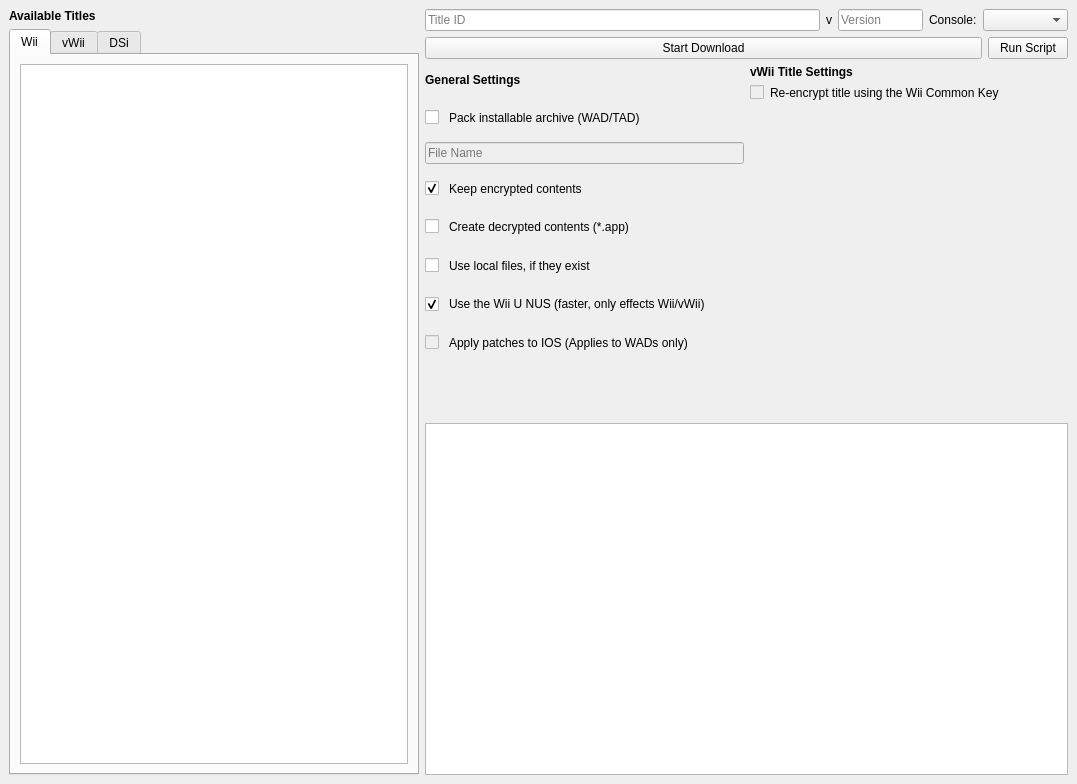
This is qt/ui/MainMenu.ui in NinjaCheetah/NUSGet as Qt 5 draws it before an edit. The edited form follows.
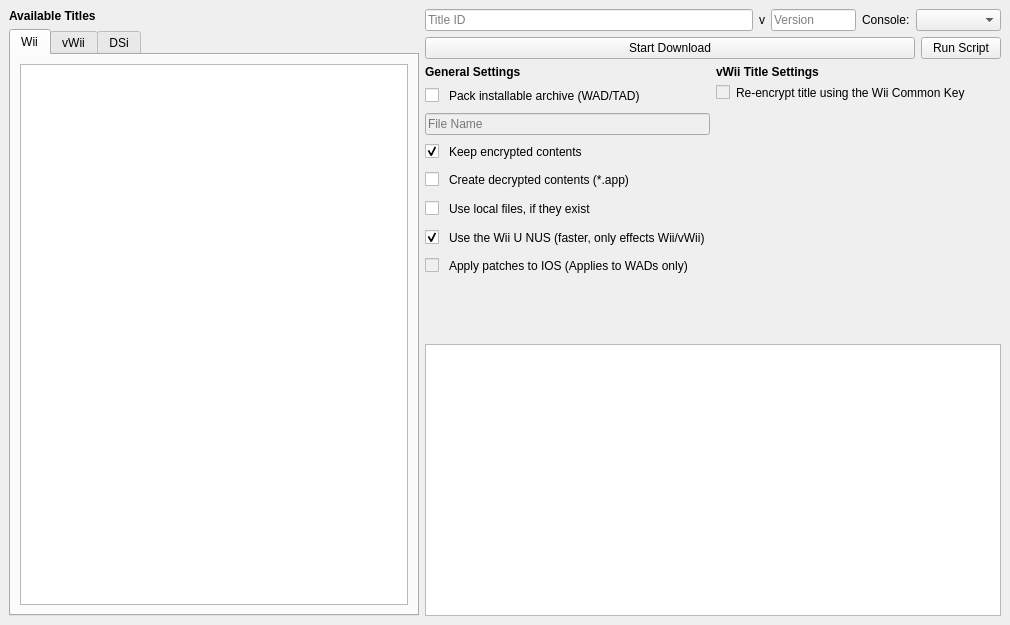
This is the edited form.

The edit to the form file:
```diff
--- a/qt/ui/MainMenu.ui
+++ b/qt/ui/MainMenu.ui
@@ -6,21 +6,30 @@
    <rect>
     <x>0</x>
     <y>0</y>
-    <width>1077</width>
-    <height>784</height>
+    <width>1010</width>
+    <height>625</height>
    </rect>
   </property>
-  <property name="sizePolicy">
-   <sizepolicy hsizetype="Fixed" vsizetype="Fixed">
-    <horstretch>0</horstretch>
-    <verstretch>0</verstretch>
-   </sizepolicy>
+  <property name="minimumSize">
+   <size>
+    <width>1010</width>
+    <height>625</height>
+   </size>
+  </property>
+  <property name="maximumSize">
+   <size>
+    <width>1010</width>
+    <height>625</height>
+   </size>
   </property>
   <property name="windowTitle">
    <string>MainWindow</string>
   </property>
   <widget class="QWidget" name="centralwidget">
    <layout class="QHBoxLayout" name="horizontalLayout_3">
+    <property name="sizeConstraint">
+     <enum>QLayout::SizeConstraint::SetDefaultConstraint</enum>
+    </property>
     <item>
      <layout class="QVBoxLayout" name="vertical_layout_trees">
       <item>
@@ -246,13 +255,16 @@
       </item>
       <item>
        <layout class="QHBoxLayout" name="horizontalLayout_5">
+        <property name="sizeConstraint">
+         <enum>QLayout::SizeConstraint::SetMinimumSize</enum>
+        </property>
         <item>
          <layout class="QVBoxLayout" name="verticalLayout_7">
           <property name="spacing">
-           <number>10</number>
+           <number>5</number>
           </property>
           <property name="sizeConstraint">
-           <enum>QLayout::SizeConstraint::SetNoConstraint</enum>
+           <enum>QLayout::SizeConstraint::SetMinimumSize</enum>
           </property>
           <item>
            <widget class="QLabel" name="label_3">
@@ -268,6 +280,9 @@
           </item>
           <item>
            <layout class="QHBoxLayout" name="pack_archive_row">
+            <property name="spacing">
+             <number>10</number>
+            </property>
             <item>
              <widget class="QCheckBox" name="pack_archive_chkbox">
               <property name="sizePolicy">
@@ -283,6 +298,12 @@
             </item>
             <item>
              <widget class="QLabel" name="label_7">
+              <property name="sizePolicy">
+               <sizepolicy hsizetype="Preferred" vsizetype="MinimumExpanding">
+                <horstretch>0</horstretch>
+                <verstretch>0</verstretch>
+               </sizepolicy>
+              </property>
               <property name="text">
                <string>Pack installable archive (WAD/TAD)</string>
               </property>
@@ -305,6 +326,9 @@
           </item>
           <item>
            <layout class="QHBoxLayout" name="keep_enc_row">
+            <property name="spacing">
+             <number>10</number>
+            </property>
             <item>
              <widget class="QCheckBox" name="keep_enc_chkbox">
               <property name="sizePolicy">
@@ -323,6 +347,12 @@
             </item>
             <item>
              <widget class="QLabel" name="label_6">
+              <property name="sizePolicy">
+               <sizepolicy hsizetype="Preferred" vsizetype="MinimumExpanding">
+                <horstretch>0</horstretch>
+                <verstretch>0</verstretch>
+               </sizepolicy>
+              </property>
               <property name="text">
                <string>Keep encrypted contents</string>
               </property>
@@ -335,6 +365,9 @@
           </item>
           <item>
            <layout class="QHBoxLayout" name="create_dec_row">
+            <property name="spacing">
+             <number>10</number>
+            </property>
             <item>
              <widget class="QCheckBox" name="create_dec_chkbox">
               <property name="sizePolicy">
@@ -350,6 +383,12 @@
             </item>
             <item>
              <widget class="QLabel" name="create_dec_chkbox_lbl">
+              <property name="sizePolicy">
+               <sizepolicy hsizetype="Preferred" vsizetype="MinimumExpanding">
+                <horstretch>0</horstretch>
+                <verstretch>0</verstretch>
+               </sizepolicy>
+              </property>
               <property name="text">
                <string>Create decrypted contents (*.app)</string>
               </property>
@@ -362,6 +401,9 @@
           </item>
           <item>
            <layout class="QHBoxLayout" name="use_local_row">
+            <property name="spacing">
+             <number>10</number>
+            </property>
             <item>
              <widget class="QCheckBox" name="use_local_chkbox">
               <property name="enabled">
@@ -380,6 +422,12 @@
             </item>
             <item>
              <widget class="QLabel" name="use_local_chkbox_lbl">
+              <property name="sizePolicy">
+               <sizepolicy hsizetype="Preferred" vsizetype="MinimumExpanding">
+                <horstretch>0</horstretch>
+                <verstretch>0</verstretch>
+               </sizepolicy>
+              </property>
               <property name="text">
                <string>Use local files, if they exist</string>
               </property>
@@ -392,10 +440,16 @@
           </item>
           <item>
            <layout class="QHBoxLayout" name="use_wiiu_nus_row">
+            <property name="spacing">
+             <number>10</number>
+            </property>
+            <property name="sizeConstraint">
+             <enum>QLayout::SizeConstraint::SetDefaultConstraint</enum>
+            </property>
             <item>
              <widget class="QCheckBox" name="use_wiiu_nus_chkbox">
               <property name="sizePolicy">
-               <sizepolicy hsizetype="Maximum" vsizetype="Preferred">
+               <sizepolicy hsizetype="Maximum" vsizetype="Expanding">
                 <horstretch>0</horstretch>
                 <verstretch>0</verstretch>
                </sizepolicy>
@@ -413,6 +467,12 @@
             </item>
             <item>
              <widget class="QLabel" name="use_wiiu_nus_chkbox_lbl">
+              <property name="sizePolicy">
+               <sizepolicy hsizetype="Preferred" vsizetype="MinimumExpanding">
+                <horstretch>0</horstretch>
+                <verstretch>0</verstretch>
+               </sizepolicy>
+              </property>
               <property name="text">
                <string>Use the Wii U NUS (faster, only effects Wii/vWii)</string>
               </property>
@@ -425,6 +485,9 @@
           </item>
           <item>
            <layout class="QHBoxLayout" name="patch_ios_row">
+            <property name="spacing">
+             <number>10</number>
+            </property>
             <item>
              <widget class="QCheckBox" name="patch_ios_chkbox">
               <property name="enabled">
@@ -446,6 +509,12 @@
               <property name="enabled">
                <bool>true</bool>
               </property>
+              <property name="sizePolicy">
+               <sizepolicy hsizetype="Preferred" vsizetype="MinimumExpanding">
+                <horstretch>0</horstretch>
+                <verstretch>0</verstretch>
+               </sizepolicy>
+              </property>
               <property name="text">
                <string>Apply patches to IOS (Applies to WADs only)</string>
               </property>
@@ -462,7 +531,7 @@
              <enum>Qt::Orientation::Vertical</enum>
             </property>
             <property name="sizeType">
-             <enum>QSizePolicy::Policy::Preferred</enum>
+             <enum>QSizePolicy::Policy::Ignored</enum>
             </property>
             <property name="sizeHint" stdset="0">
              <size>
@@ -478,7 +547,7 @@
              <enum>Qt::Orientation::Horizontal</enum>
             </property>
             <property name="sizeType">
-             <enum>QSizePolicy::Policy::Preferred</enum>
+             <enum>QSizePolicy::Policy::MinimumExpanding</enum>
             </property>
             <property name="sizeHint" stdset="0">
              <size>
@@ -492,6 +561,9 @@
         </item>
         <item>
          <layout class="QVBoxLayout" name="verticalLayout_8">
+          <property name="sizeConstraint">
+           <enum>QLayout::SizeConstraint::SetMinimumSize</enum>
+          </property>
           <item>
            <widget class="QLabel" name="label_4">
             <property name="font">
@@ -527,6 +599,12 @@
               <property name="enabled">
                <bool>true</bool>
               </property>
+              <property name="sizePolicy">
+               <sizepolicy hsizetype="Preferred" vsizetype="Preferred">
+                <horstretch>0</horstretch>
+                <verstretch>0</verstretch>
+               </sizepolicy>
+              </property>
               <property name="text">
                <string>Re-encrypt title using the Wii Common Key</string>
               </property>
@@ -543,7 +621,7 @@
              <enum>Qt::Orientation::Vertical</enum>
             </property>
             <property name="sizeType">
-             <enum>QSizePolicy::Policy::Expanding</enum>
+             <enum>QSizePolicy::Policy::MinimumExpanding</enum>
             </property>
             <property name="sizeHint" stdset="0">
              <size>
@@ -586,8 +664,11 @@
         </property>
         <property name="html">
          <string>&lt;!DOCTYPE HTML PUBLIC &quot;-//W3C//DTD HTML 4.0//EN&quot; &quot;http://www.w3.org/TR/REC-html40/strict.dtd&quot;&gt;
-&lt;html&gt;&lt;head&gt;&lt;meta name=&quot;qrichtext&quot; content=&quot;1&quot; /&gt;&lt;style type=&quot;text/css&quot;&gt;
+&lt;html&gt;&lt;head&gt;&lt;meta name=&quot;qrichtext&quot; content=&quot;1&quot; /&gt;&lt;meta charset=&quot;utf-8&quot; /&gt;&lt;style type=&quot;text/css&quot;&gt;
 p, li { white-space: pre-wrap; }
+hr { height: 1px; border-width: 0; }
+li.unchecked::marker { content: &quot;\2610&quot;; }
+li.checked::marker { content: &quot;\2612&quot;; }
 &lt;/style&gt;&lt;/head&gt;&lt;body style=&quot; font-family:'Noto Sans'; font-size:10pt; font-weight:400; font-style:normal;&quot;&gt;
 &lt;p style=&quot;-qt-paragraph-type:empty; margin-top:0px; margin-bottom:0px; margin-left:0px; margin-right:0px; -qt-block-indent:0; text-indent:0px; font-family:'Sans Serif'; font-size:9pt;&quot;&gt;&lt;br /&gt;&lt;/p&gt;&lt;/body&gt;&lt;/html&gt;</string>
         </property>
```
Left out of the diff: 4 changed lines with no effect on the pictures.
